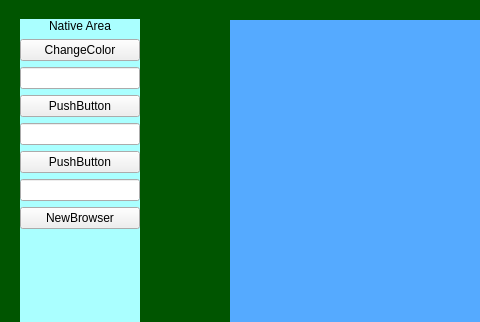
Before: the Qt Designer form example/QCefViewTest/MainWindow.ui in CefView/QCefView, drawn with Qt 5; both pictures show x 0 to 480 and y 0 to 322 of the 1280 by 900 pixel window.
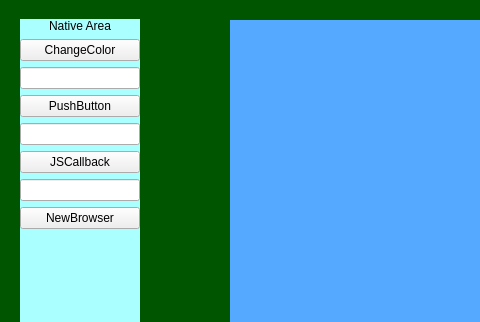
After: the same form once the commit is applied.

Commit message: JS Callback

```diff
--- a/example/QCefViewTest/MainWindow.ui
+++ b/example/QCefViewTest/MainWindow.ui
@@ -111,7 +111,7 @@
      <item>
       <widget class="QPushButton" name="pushButton_2">
        <property name="text">
-        <string>PushButton</string>
+        <string>JSCallback</string>
        </property>
       </widget>
      </item>
```
Left out of the diff: 2 changed lines with no effect on the pictures. The commit also changes 10 other files.
